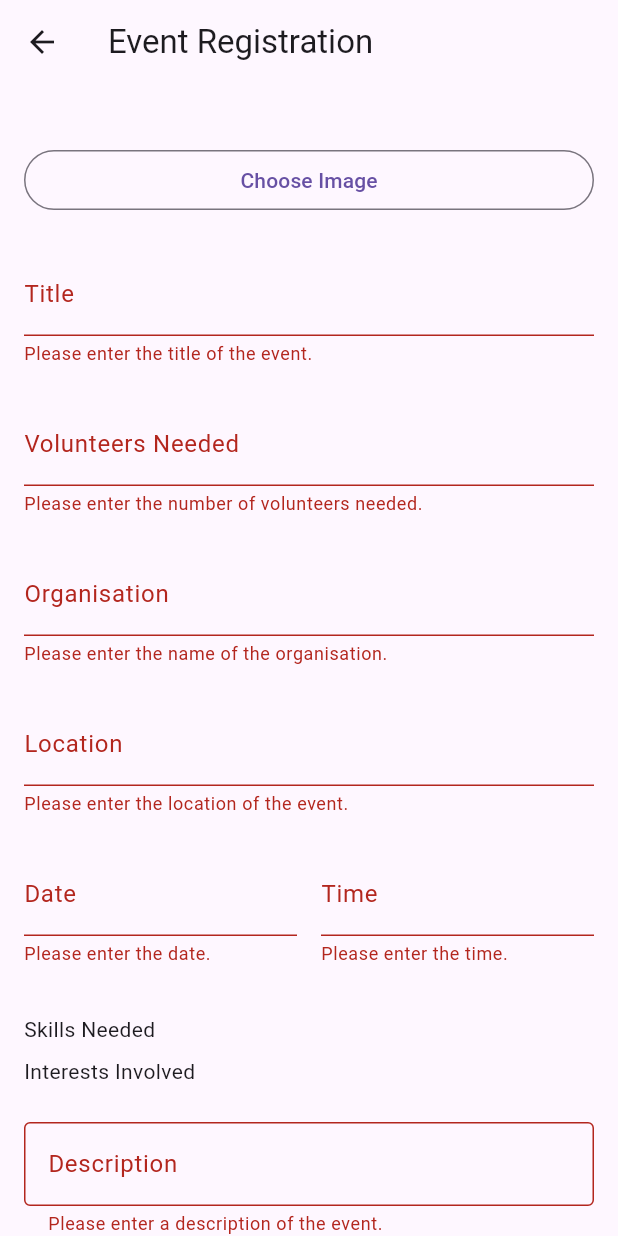
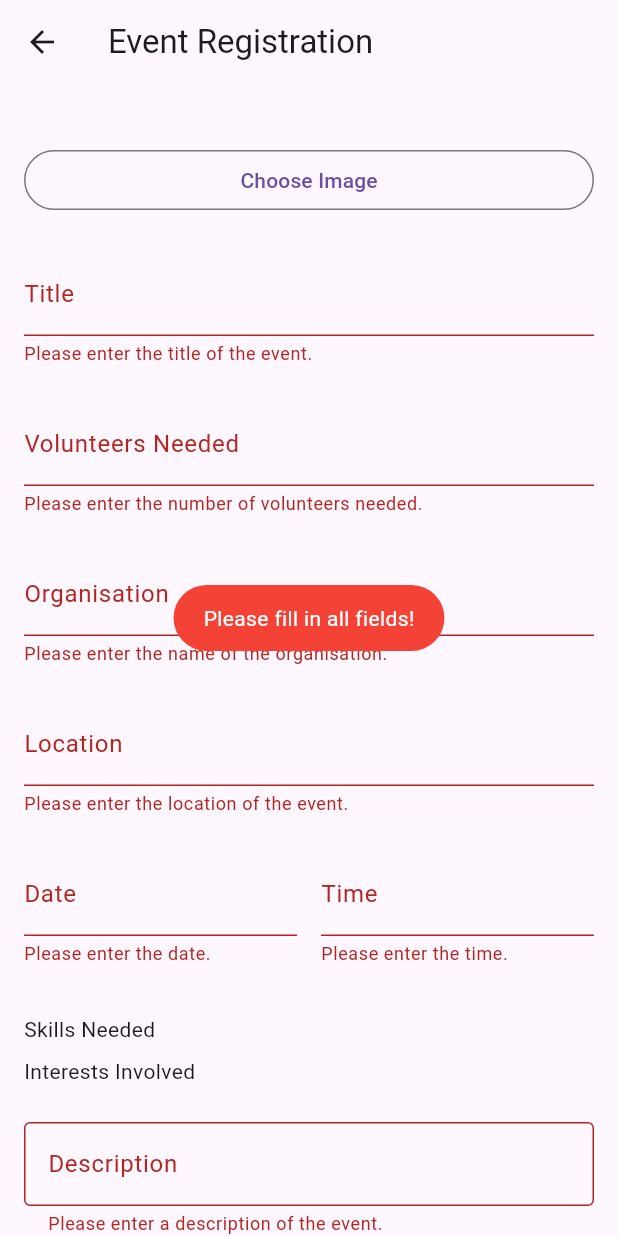
Before and after one commit to ruth-lim/hackforgood24, a Flutter app: the EventRegistration screen opened by its route, after a tap on "Upload Event", on a phone screen of 412 x 824 dp. Run offline on Flutter 3.47's test engine with Material 3 defaults, Android fonts, the phone set to English and light mode, and no system bars; our stand-ins replace cloud_firestore, firebase_auth, firebase_core, firebase_storage, fluttertoast, image_picker; accounts and stored records are empty; generated files the repository leaves out were written again.

Commit message:
Add confirmation and error messages for adding new event

```diff
--- a/lib/pages/admin/event_registration.dart
+++ b/lib/pages/admin/event_registration.dart
@@ -173,7 +173,7 @@ class _EventRegistrationState extends State<EventRegistration> {
   // Save event into firebase
   void _uploadEvent() async {
     if (!_formKey.currentState!.validate()) {
-      print('Form is not valid');
+      _showErrorMessage('Please fill in all fields!');
       return;
     }
 
@@ -187,25 +187,18 @@ class _EventRegistrationState extends State<EventRegistration> {
 
     // Ensure event is in future
     if (eventDateTime.isBefore(DateTime.now())) {
-      ScaffoldMessenger.of(context).showSnackBar(
-        const SnackBar(content: Text('Event scheduled must be in the future.')),
-      );
+      _showErrorMessage('Event scheduled must be in the future.');
       return;
     }
 
     if (_image == null) {
-      ScaffoldMessenger.of(context).showSnackBar(
-        SnackBar(content: Text('Please select an image for the event.')),
-      );
+      _showErrorMessage('Please select an image for the event.');
       return;
     }
 
     final imageUrl = await _uploadImage();
     if (imageUrl == null) {
-      ScaffoldMessenger.of(context).showSnackBar(
-        SnackBar(content: Text('Failed to upload image.')),
-      );
-      return;
+      _showErrorMessage('Failed to upload image.');
     }
 
     // Check for duplicate events
@@ -217,11 +210,12 @@ class _EventRegistrationState extends State<EventRegistration> {
         .get();
 
     if (querySnapshot.docs.isNotEmpty) {
-      ScaffoldMessenger.of(context).showSnackBar(
-        const SnackBar(
-            content: Text(
-                'An event with the same title, date, and location already exists.')),
-      );
+      _showErrorMessage(
+          'An event with the same title, date, and location already exists.');
+    }
+
+    bool? confirmed = await _showConfirmationDialog(context);
+    if (!confirmed!) {
       return;
     }
 
@@ -249,12 +243,51 @@ class _EventRegistrationState extends State<EventRegistration> {
     Navigator.of(context).pop();
   }
 
+  Future<bool?> _showConfirmationDialog(BuildContext context) async {
+    return await showDialog<bool>(
+      context: context,
+      builder: (BuildContext context) {
+        return AlertDialog(
+          title: Text('Confirm save'),
+          content: const Text(
+            'Are you sure you want to save this event?',
+            style: TextStyle(fontSize: 16),
+          ),
+          actions: <Widget>[
+            TextButton(
+              child: Text('Cancel'),
+              onPressed: () {
+                Navigator.of(context).pop(false);
+              },
+            ),
+            TextButton(
+              child: Text('Save'),
+              onPressed: () {
+                Navigator.of(context).pop(true);
+              },
+            ),
+          ],
+        );
+      },
+    );
+  }
+
   void _showSuccessMessage(String message) {
     Fluttertoast.showToast(
       msg: message,
       toastLength: Toast.LENGTH_LONG,
       gravity: ToastGravity.CENTER,
       backgroundColor: Colors.green,
+      textColor: Colors.white,
+    );
+  }
+
+  void _showErrorMessage(String message) {
+    Fluttertoast.showToast(
+      msg: message,
+      toastLength: Toast.LENGTH_LONG,
+      gravity: ToastGravity.CENTER,
+      backgroundColor: Colors.red,
       textColor: Colors.white,
     );
   }
```
